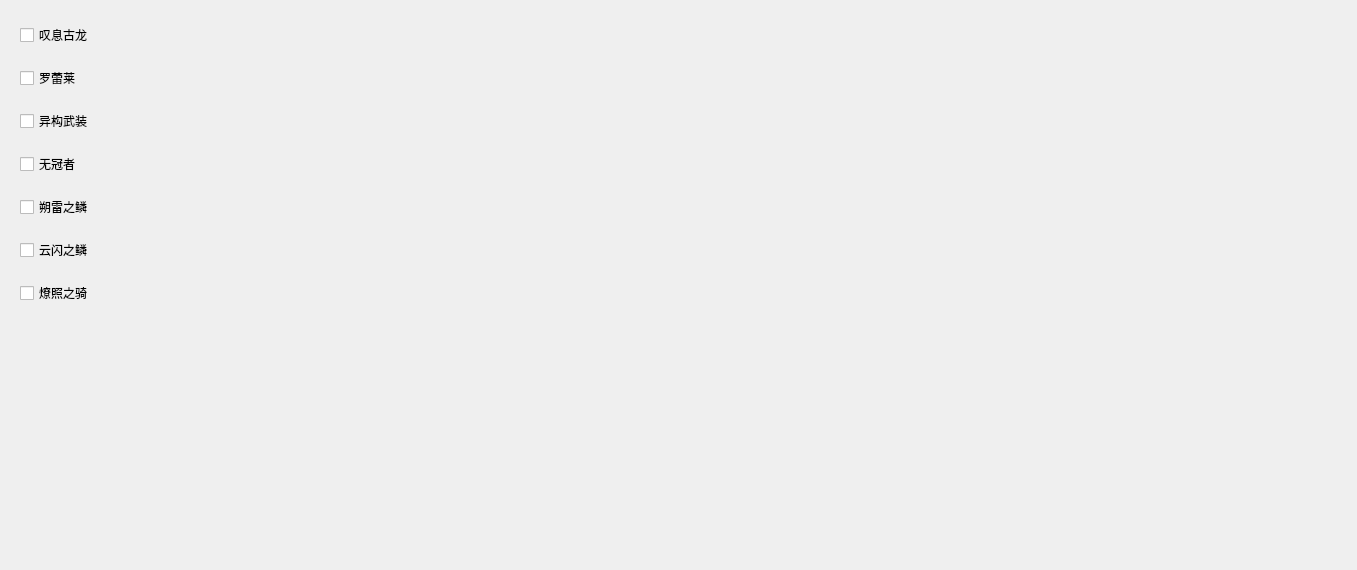
Old version of the form normalbosspanel.ui in the repository A-SunsetMkt-Forks/wuwaBackendTool.
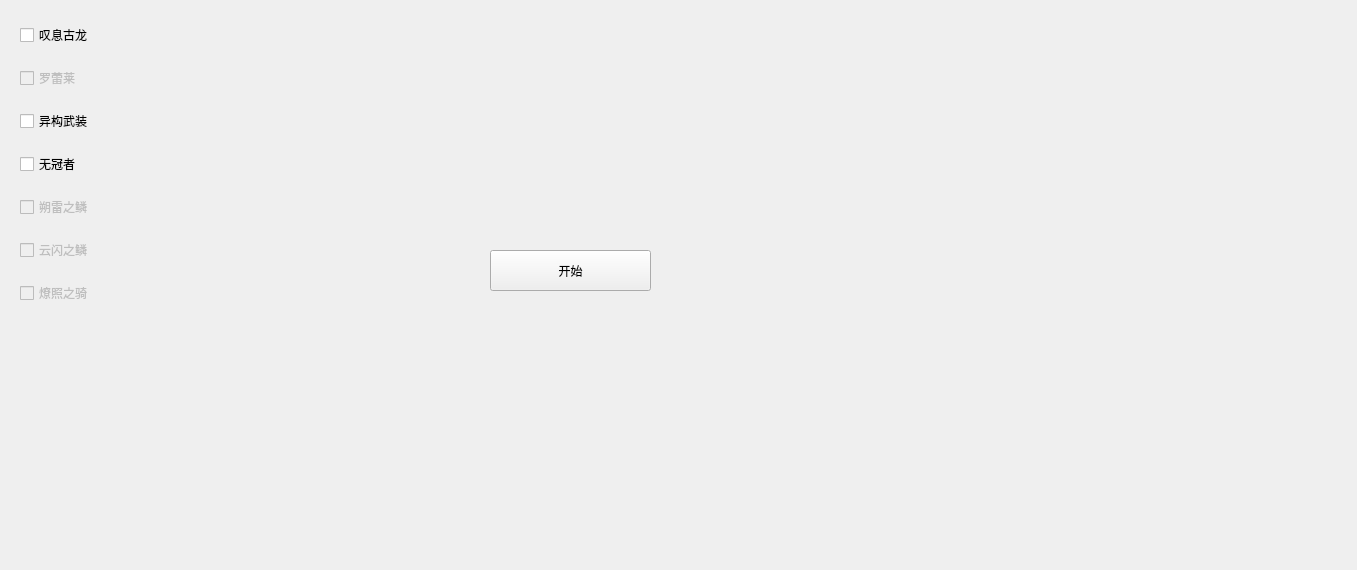
New version of the form.

The edit to the form file:
```diff
--- a/normalbosspanel.ui
+++ b/normalbosspanel.ui
@@ -13,7 +13,7 @@
   <property name="windowTitle">
    <string>Form</string>
   </property>
-  <widget class="QWidget" name="">
+  <widget class="QWidget" name="layoutWidget">
    <property name="geometry">
     <rect>
      <x>20</x>
@@ -32,6 +32,9 @@
     </item>
     <item>
      <widget class="QCheckBox" name="lorelei">
+      <property name="enabled">
+       <bool>false</bool>
+      </property>
       <property name="text">
        <string>罗蕾莱</string>
       </property>
@@ -53,6 +56,9 @@
     </item>
     <item>
      <widget class="QCheckBox" name="thunderingMephis">
+      <property name="enabled">
+       <bool>false</bool>
+      </property>
       <property name="text">
        <string>朔雷之鳞</string>
       </property>
@@ -60,6 +66,9 @@
     </item>
     <item>
      <widget class="QCheckBox" name="tempestMephis">
+      <property name="enabled">
+       <bool>false</bool>
+      </property>
       <property name="text">
        <string>云闪之鳞</string>
       </property>
@@ -67,6 +76,9 @@
     </item>
     <item>
      <widget class="QCheckBox" name="infernoRider">
+      <property name="enabled">
+       <bool>false</bool>
+      </property>
       <property name="text">
        <string>燎照之骑</string>
       </property>
@@ -74,6 +86,19 @@
     </item>
    </layout>
   </widget>
+  <widget class="QPushButton" name="startNormalBoss">
+   <property name="geometry">
+    <rect>
+     <x>490</x>
+     <y>250</y>
+     <width>161</width>
+     <height>41</height>
+    </rect>
+   </property>
+   <property name="text">
+    <string>开始</string>
+   </property>
+  </widget>
  </widget>
  <resources/>
  <connections/>
```
